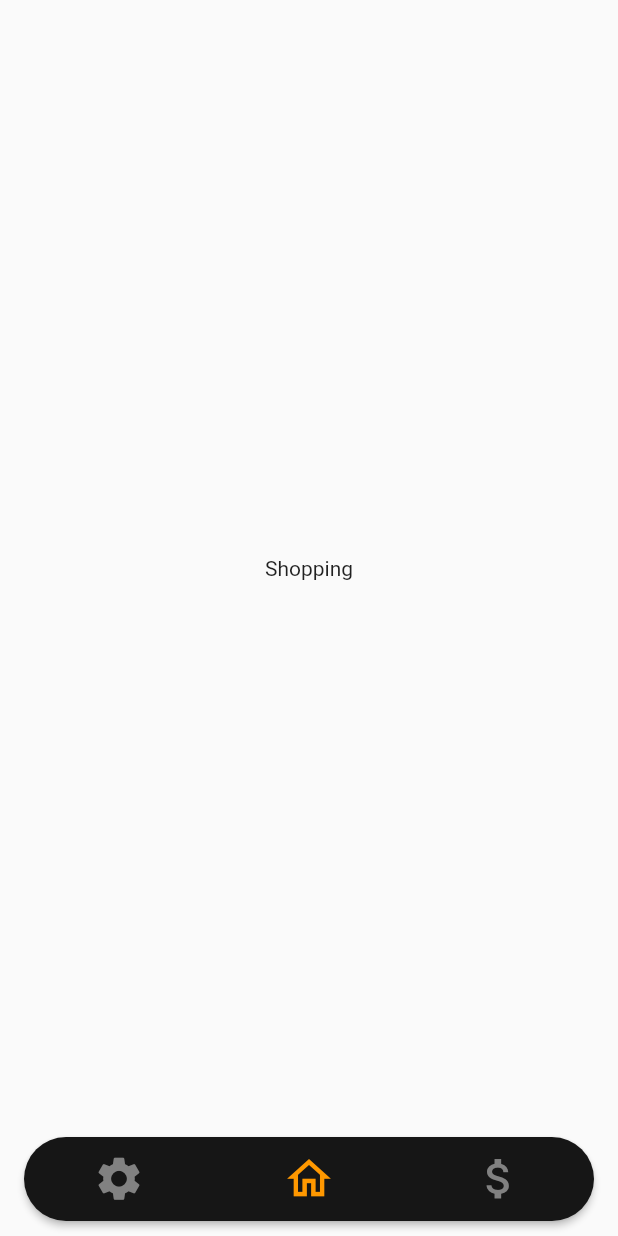
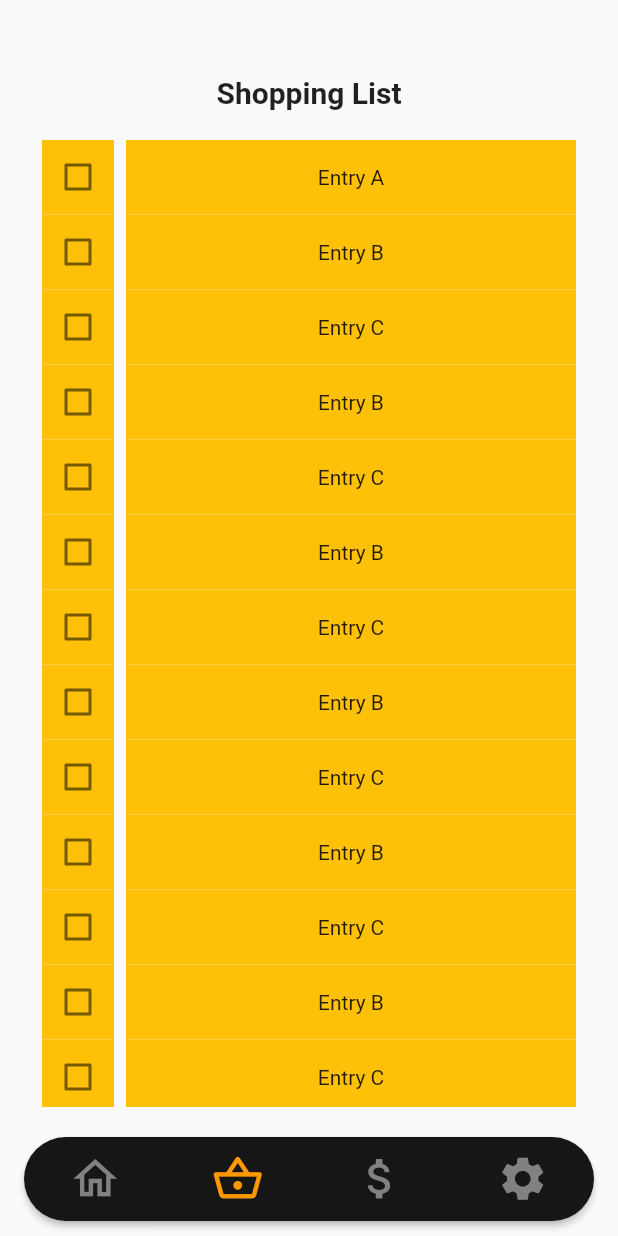
Before and after one commit to michaelhuber26/wg_app, a Flutter app: the screen it shows after launch, swiped to page 2, on a phone screen of 412 x 824 dp. Run offline on Flutter 3.47's test engine with Material 2 defaults, Android fonts, the phone set to English and light mode, and no system bars; drawn by our look-alikes of custom_navigation_bar.

Commit message:
added shopping screen

```diff
--- a/lib/main.dart
+++ b/lib/main.dart
@@ -15,7 +15,7 @@ class MyApp extends StatelessWidget {
     return MaterialApp(
       debugShowCheckedModeBanner: false,
       theme: appTheme(),
-      darkTheme: appTheme(),
+      darkTheme: darkAppTheme(),
       initialRoute: '/',
       routes: {
         '/': (context) => const MainScreen(),
--- a/lib/screens/mainscreen/mainscreen.dart
+++ b/lib/screens/mainscreen/mainscreen.dart
@@ -1,6 +1,7 @@
 import 'package:flutter/material.dart';
 import 'package:wg_app/screens/configscreen/configscreen.dart';
 import 'package:custom_navigation_bar/custom_navigation_bar.dart';
+import 'package:wg_app/screens/shoppingscreen/shoppingscreen.dart';
 
 // screen for login (no password is checkt, iput doesnt matter)
 class MainScreen extends StatefulWidget {
@@ -11,12 +12,13 @@ class MainScreen extends StatefulWidget {
 }
 
 class _MainScreenState extends State<MainScreen> {
-  int navindex = 1;
+  int navindex = 0;
 
   final screens = [
+    const Center(child: Text('Home')),
+    const ShoppingScreen(),
+    const Center(child: Text('Money')),
     const ConfigScreen(),
-    const Center(child: Text('Shopping')),
-    const Center(child: Text('Money'))
   ];
   final controller = PageController(initialPage: 0);
 
@@ -35,10 +37,12 @@ class _MainScreenState extends State<MainScreen> {
           backgroundColor: const Color.fromARGB(255, 22, 22, 22),
           strokeColor: Colors.orange,
           items: [
-            CustomNavigationBarItem(icon: const Icon(Icons.settings)),
             CustomNavigationBarItem(icon: const Icon(Icons.home_outlined)),
             CustomNavigationBarItem(
-                icon: const Icon(Icons.attach_money_outlined))
+                icon: const Icon(Icons.shopping_basket_outlined)),
+            CustomNavigationBarItem(
+                icon: const Icon(Icons.attach_money_outlined)),
+            CustomNavigationBarItem(icon: const Icon(Icons.settings)),
           ],
           onTap: (i) {
             setState(() {
--- /dev/null
+++ b/lib/screens/shoppingscreen/shoppingscreen.dart
@@ -0,0 +1,80 @@
+import 'package:flutter/material.dart';
+
+// screen for TTS settings
+class ShoppingScreen extends StatefulWidget {
+  const ShoppingScreen({Key? key}) : super(key: key);
+
+  @override
+  State<ShoppingScreen> createState() => _ShoppingScreenState();
+}
+
+class _ShoppingScreenState extends State<ShoppingScreen> {
+  @override
+  void initState() {
+    super.initState();
+  }
+
+  final List<String> entries = <String>[
+    'A',
+    'B',
+    'C',
+    'B',
+    'C',
+    'B',
+    'C',
+    'B',
+    'C',
+    'B',
+    'C',
+    'B',
+    'C',
+    'B',
+    'C',
+    'B',
+    'C'
+  ];
+
+  @override
+  Widget build(BuildContext context) {
+    return Scaffold(
+        body: Column(
+      children: [
+        const Padding(
+          padding: EdgeInsets.only(top: 50.0, bottom: 20),
+          child: Text(
+            "Shopping List",
+            style: TextStyle(fontSize: 20, fontWeight: FontWeight.bold),
+          ),
+        ),
+        Expanded(
+          child: ListView.builder(
+              padding: const EdgeInsets.fromLTRB(20, 0, 20, 0),
+              itemCount: entries.length,
+              itemBuilder: (BuildContext context, int index) {
+                return Row(
+                  mainAxisAlignment: MainAxisAlignment.spaceEvenly,
+                  crossAxisAlignment: CrossAxisAlignment.center,
+                  children: [
+                    Container(
+                      height: 50,
+                      color: Colors.amber,
+                      child: Checkbox(
+                        value: false,
+                        onChanged: (bool? value) {},
+                      ),
+                    ),
+                    Container(
+                      width: 300,
+                      height: 50,
+                      color: Colors.amber,
+                      child: Center(child: Text('Entry ${entries[index]}')),
+                    ),
+                  ],
+                );
+              }),
+        ),
+        const Padding(padding: EdgeInsets.all(10))
+      ],
+    ));
+  }
+}
--- a/lib/theme/style.dart
+++ b/lib/theme/style.dart
@@ -3,7 +3,15 @@ import 'package:flutter/material.dart';
 // define app theme
 ThemeData appTheme() {
   return ThemeData(
-      primaryColor: const Color.fromARGB(255, 10, 6, 61),
+      primaryColor: Colors.orange,
       appBarTheme:
           const AppBarTheme(backgroundColor: Color.fromARGB(255, 10, 6, 61)));
 }
+
+// define app theme
+ThemeData darkAppTheme() {
+  return ThemeData(
+      primaryColor: Colors.orange,
+      appBarTheme:
+          const AppBarTheme(backgroundColor: Color.fromARGB(255, 10, 6, 61)));
+}
--- a/pubspec.yaml
+++ b/pubspec.yaml
@@ -36,6 +36,7 @@ dependencies:
   # The following adds the Cupertino Icons font to your application.
   # Use with the CupertinoIcons class for iOS style icons.
   cupertino_icons: ^1.0.2
+  custom_navigation_bar: ^0.8.2
 
 dev_dependencies:
   flutter_test:
```
